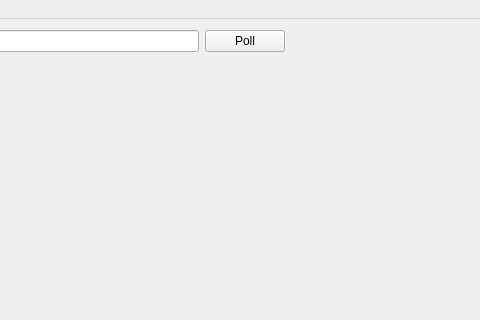
Qt form src/GStreamUi.ui (Globidev/GlobiStream) before a commit; both pictures show x 330 to 810 and y 0 to 320 of the 1111 by 625 pixel window.
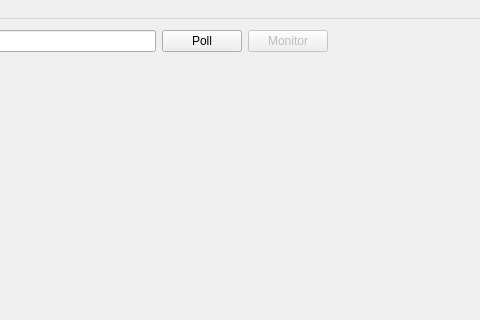
The same form after that commit.

Patch:
```diff
--- a/src/GStreamUi.ui
+++ b/src/GStreamUi.ui
@@ -42,6 +42,16 @@
           </property>
          </widget>
         </item>
+        <item>
+         <widget class="QPushButton" name="ui_addToMonitored">
+          <property name="enabled">
+           <bool>false</bool>
+          </property>
+          <property name="text">
+           <string>Monitor</string>
+          </property>
+         </widget>
+        </item>
         <item>
          <spacer name="horizontalSpacer">
           <property name="orientation">
```
Left out of the diff: 21 changed lines with no effect on the pictures.
